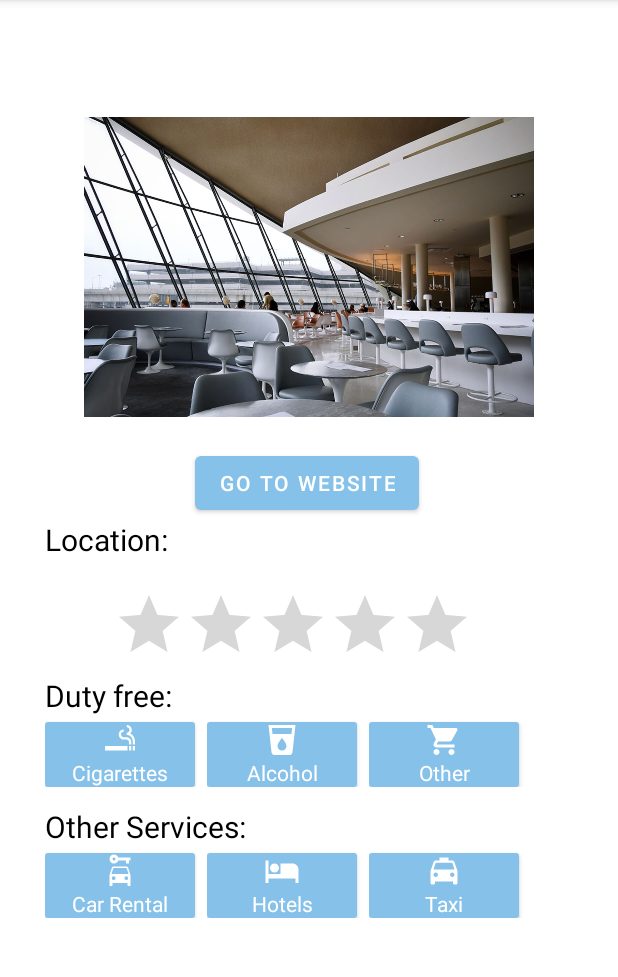
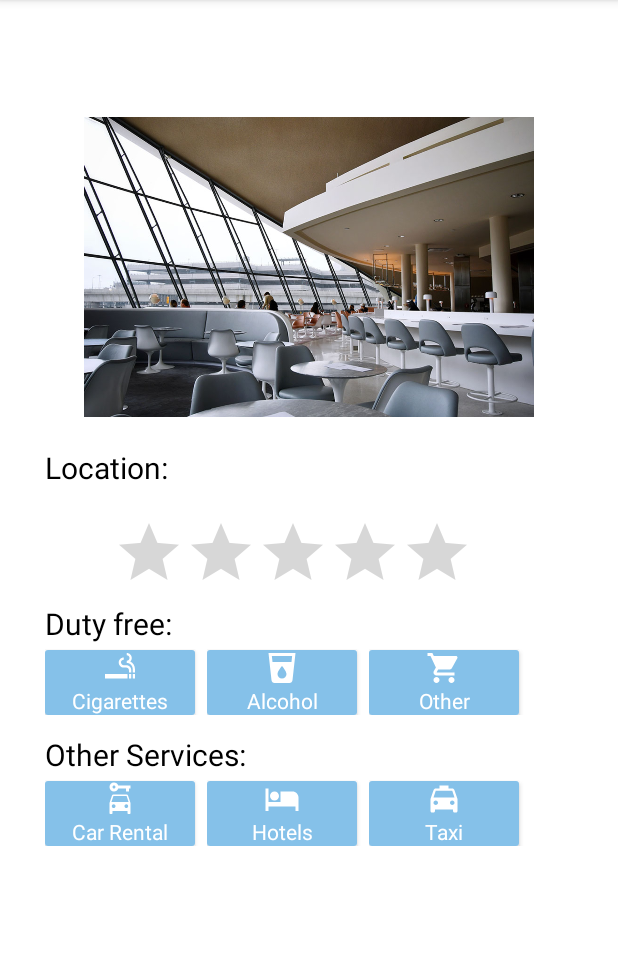
Before and after one commit to pjy990625/COMP3717_Project, an Android app: the InfoActivity screen opened directly, with no data from a screen before it, on a phone screen of 412 x 824 dp, the part 84-1061 px from its top. Run offline under Robolectric (Android 15) with nearby library versions, the phone set to English and light mode, and no system bars; our stand-ins replace Volley; network calls fail; 5 statements that could not run were skipped.

Commit message:
Revert "Added website button"
This reverts commit 1dcf950616f646e2518c134980b2dac72998b11a.

```diff
--- a/app/src/main/res/layout/activity_info.xml
+++ b/app/src/main/res/layout/activity_info.xml
@@ -29,13 +29,6 @@
             android:layout_marginBottom="20dp"
             android:src="@drawable/airport_lounge"
             android:contentDescription="@string/description" />
-
-        <Button
-            android:id="@+id/btnToWebsite"
-            android:layout_marginStart="130dp"
-            android:layout_width="wrap_content"
-            android:layout_height="wrap_content"
-            android:text="@string/to_website"/>
 
         <TextView
             android:id="@+id/textViewLocation"
--- a/app/src/main/res/values/strings.xml
+++ b/app/src/main/res/values/strings.xml
@@ -67,6 +67,5 @@
     <string name="comparison_result_unknown">We couldn\'t find data to compare your ticket price…</string>
     <string name="confirm">Confirm</string>
     <string name="cancel">cancel</string>
-    <string name="to_website">Go To Website</string>
 
 </resources>
```
